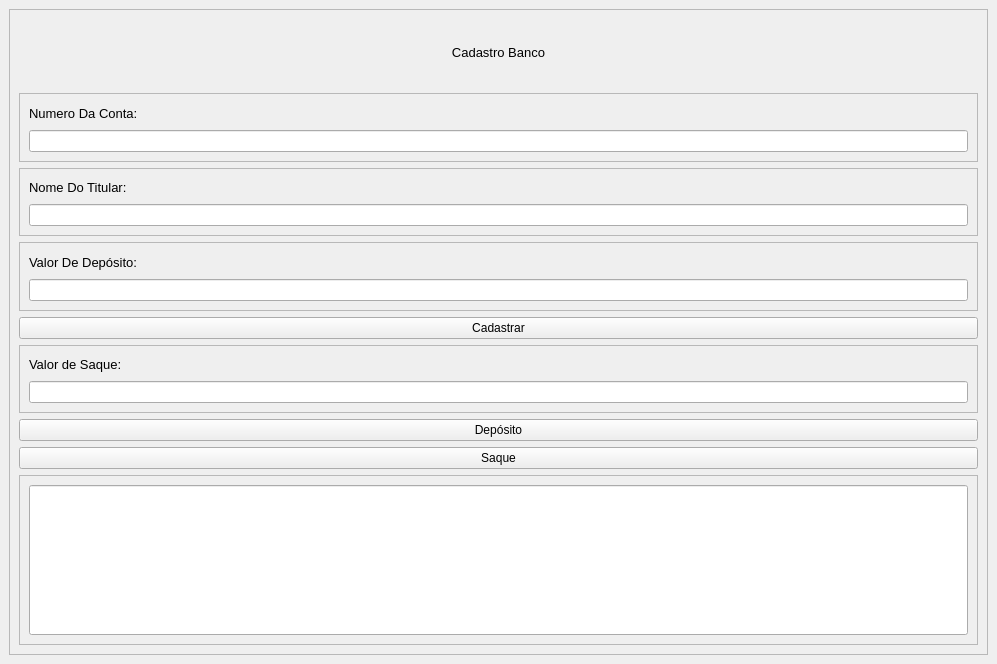
The window that Conta Banco/cadastro_banco.ui (Vrm2002/EXERCICIOS-MAURICIO) describes before a commit, drawn with Qt 5.
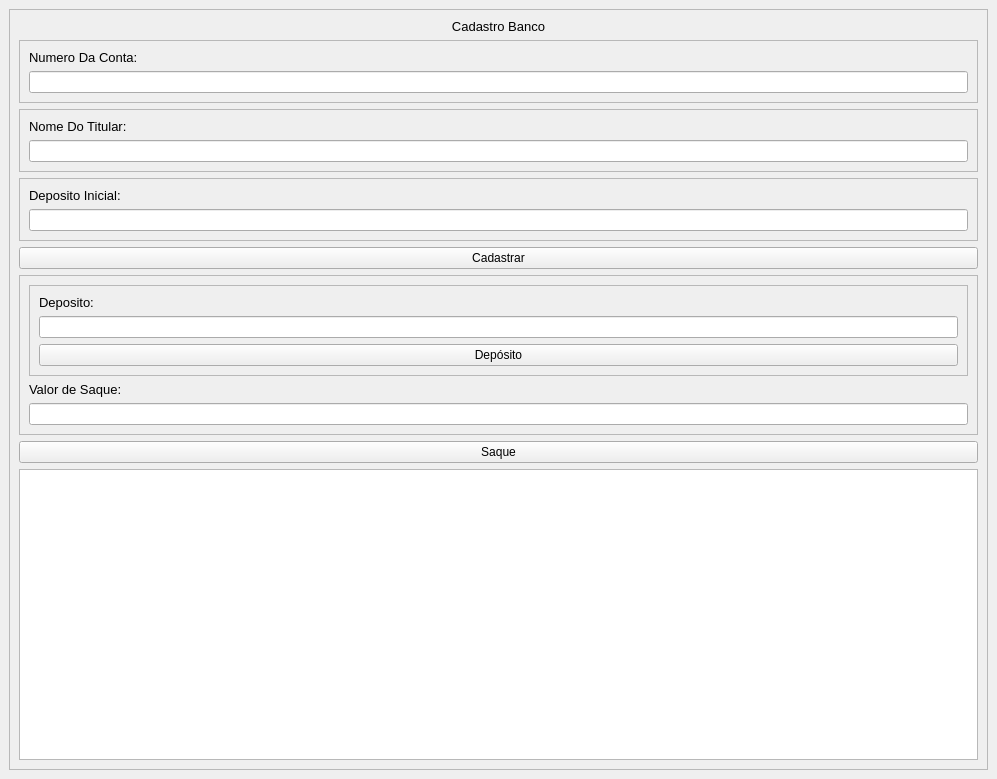
The same window after the commit.

Commit message: troquei o Qt

Patch:
```diff
--- a/Conta Banco/cadastro_banco.ui
+++ b/Conta Banco/cadastro_banco.ui
@@ -7,14 +7,14 @@
     <x>0</x>
     <y>0</y>
     <width>997</width>
-    <height>664</height>
+    <height>779</height>
    </rect>
   </property>
   <property name="windowTitle">
    <string>Cadastro Banco</string>
   </property>
   <widget class="QWidget" name="centralwidget">
-   <layout class="QVBoxLayout" name="verticalLayout_7">
+   <layout class="QVBoxLayout" name="verticalLayout_8">
     <item>
      <widget class="QFrame" name="frame_cadastro_banco">
       <property name="frameShape">
@@ -23,7 +23,7 @@
       <property name="frameShadow">
        <enum>QFrame::Raised</enum>
       </property>
-      <layout class="QVBoxLayout" name="verticalLayout_6">
+      <layout class="QVBoxLayout" name="verticalLayout_7">
        <item>
         <widget class="QLabel" name="lbl_cadastro_banco">
          <property name="text">
@@ -76,7 +76,7 @@
         </widget>
        </item>
        <item>
-        <widget class="QFrame" name="frame_valor_de_deposito">
+        <widget class="QFrame" name="frame_deposito_inicial">
          <property name="frameShape">
           <enum>QFrame::StyledPanel</enum>
          </property>
@@ -87,12 +87,16 @@
           <item>
            <widget class="QLabel" name="lbl_valor_de_deposito">
             <property name="text">
-             <string>&lt;html&gt;&lt;head/&gt;&lt;body&gt;&lt;p&gt;&lt;span style=&quot; font-size:10pt;&quot;&gt;Valor De Depósito:&lt;/span&gt;&lt;/p&gt;&lt;/body&gt;&lt;/html&gt;</string>
+             <string>&lt;html&gt;&lt;head/&gt;&lt;body&gt;&lt;p&gt;&lt;span style=&quot; font-size:10pt;&quot;&gt;Deposito Inicial:&lt;/span&gt;&lt;/p&gt;&lt;/body&gt;&lt;/html&gt;</string>
             </property>
            </widget>
           </item>
           <item>
-           <widget class="QLineEdit" name="txt_valor_de_deposito"/>
+           <widget class="QLineEdit" name="txt_deposito_inicial">
+            <property name="placeholderText">
+             <string/>
+            </property>
+           </widget>
           </item>
          </layout>
         </widget>
@@ -113,6 +117,42 @@
           <enum>QFrame::Raised</enum>
          </property>
          <layout class="QVBoxLayout" name="verticalLayout_4">
+          <item>
+           <widget class="QFrame" name="frame_deposito">
+            <property name="frameShape">
+             <enum>QFrame::StyledPanel</enum>
+            </property>
+            <property name="frameShadow">
+             <enum>QFrame::Raised</enum>
+            </property>
+            <layout class="QVBoxLayout" name="verticalLayout_6">
+             <item>
+              <widget class="QLabel" name="lbl_deposito">
+               <property name="text">
+                <string>&lt;html&gt;&lt;head/&gt;&lt;body&gt;&lt;p&gt;&lt;span style=&quot; font-size:10pt;&quot;&gt;Deposito:&lt;/span&gt;&lt;/p&gt;&lt;/body&gt;&lt;/html&gt;</string>
+               </property>
+              </widget>
+             </item>
+             <item>
+              <widget class="QLineEdit" name="txt_deposito">
+               <property name="text">
+                <string/>
+               </property>
+               <property name="placeholderText">
+                <string/>
+               </property>
+              </widget>
+             </item>
+             <item>
+              <widget class="QPushButton" name="btn_deposito">
+               <property name="text">
+                <string>Depósito</string>
+               </property>
+              </widget>
+             </item>
+            </layout>
+           </widget>
+          </item>
           <item>
            <widget class="QLabel" name="lbl_valor_de_saque">
             <property name="text">
@@ -126,13 +166,6 @@
          </layout>
         </widget>
        </item>
-       <item>
-        <widget class="QPushButton" name="btn_deposito">
-         <property name="text">
-          <string>Depósito</string>
-         </property>
-        </widget>
-       </item>
        <item>
         <widget class="QPushButton" name="btn_saque">
          <property name="text">
@@ -141,35 +174,7 @@
         </widget>
        </item>
        <item>
-        <widget class="QFrame" name="frame_resultados">
-         <property name="minimumSize">
-          <size>
-           <width>150</width>
-           <height>150</height>
-          </size>
-         </property>
-         <property name="frameShape">
-          <enum>QFrame::StyledPanel</enum>
-         </property>
-         <property name="frameShadow">
-          <enum>QFrame::Raised</enum>
-         </property>
-         <layout class="QVBoxLayout" name="verticalLayout_5">
-          <item>
-           <widget class="QLineEdit" name="txt_resultado">
-            <property name="minimumSize">
-             <size>
-              <width>150</width>
-              <height>150</height>
-             </size>
-            </property>
-            <property name="readOnly">
-             <bool>true</bool>
-            </property>
-           </widget>
-          </item>
-         </layout>
-        </widget>
+        <widget class="QTextBrowser" name="txtb_resultado"/>
        </item>
       </layout>
      </widget>
```
Left out of the diff: 2 changed lines with no effect on the pictures. The commit also changes 2 other files.
